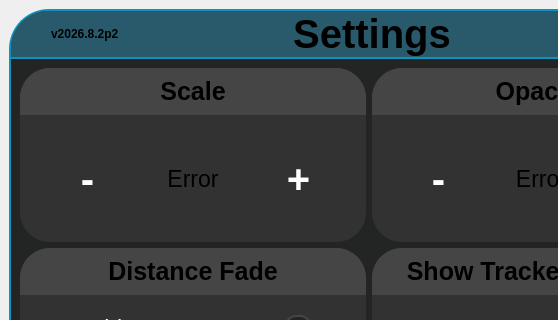
Above: src/userinterface/panicdashboard.ui from Trixxle/SeamenPerformanceOverlay before the change; both pictures show x 0 to 558 and y 0 to 320 of the 733 by 790 pixel window. Below: the same form after it.
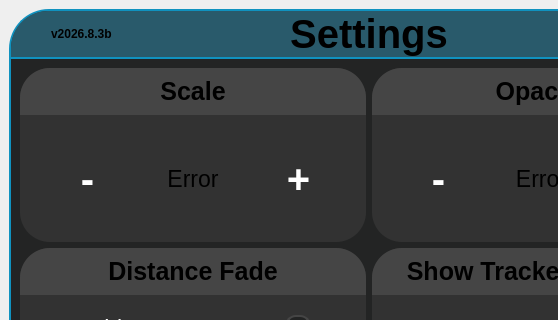
That is the form after the change. Icons and pictures are not drawn.

Diff of the .ui file:
```diff
--- a/src/userinterface/panicdashboard.ui
+++ b/src/userinterface/panicdashboard.ui
@@ -275,7 +275,7 @@
          <item>
           <widget class="QLabel" name="versionNumber">
            <property name="text">
-            <string>v2026.8.2p2</string>
+            <string>v2026.8.3b</string>
            </property>
           </widget>
          </item>
```
